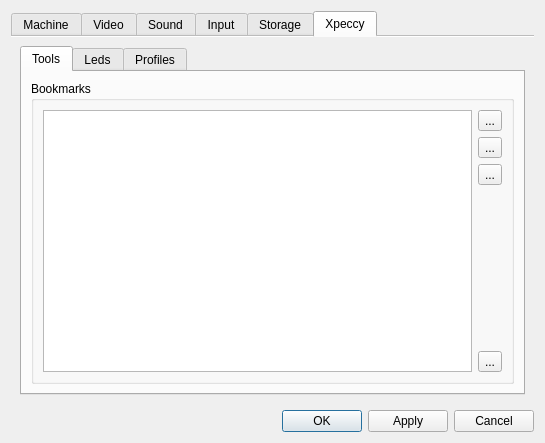
Old version of the form ui/setupwin.ui in the repository samstyle/Xpeccy.
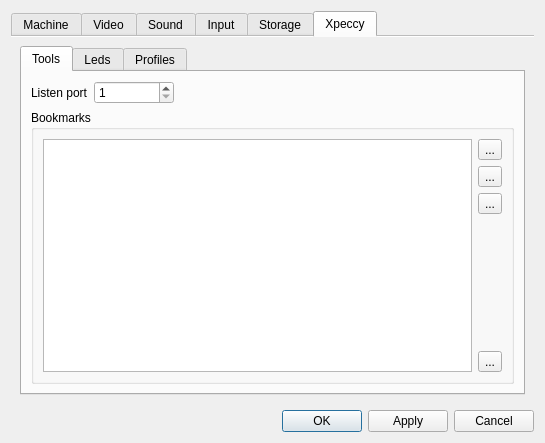
New version of the form. The open tabs and pages were chosen to show the change. Icons and pictures are not drawn. Custom widgets are drawn as their Qt base class.

The edit to the form file:
```diff
--- a/ui/setupwin.ui
+++ b/ui/setupwin.ui
@@ -2749,6 +2749,46 @@
              <string>Tools</string>
             </attribute>
             <layout class="QVBoxLayout" name="verticalLayout_32">
+             <item>
+              <layout class="QGridLayout" name="gridLayout_6">
+               <item row="0" column="0">
+                <widget class="QLabel" name="label_24">
+                 <property name="text">
+                  <string>Listen port</string>
+                 </property>
+                </widget>
+               </item>
+               <item row="0" column="1">
+                <widget class="QSpinBox" name="sbPort">
+                 <property name="minimumSize">
+                  <size>
+                   <width>80</width>
+                   <height>0</height>
+                  </size>
+                 </property>
+                 <property name="minimum">
+                  <number>1</number>
+                 </property>
+                 <property name="maximum">
+                  <number>65535</number>
+                 </property>
+                </widget>
+               </item>
+               <item row="0" column="2">
+                <spacer name="horizontalSpacer_6">
+                 <property name="orientation">
+                  <enum>Qt::Horizontal</enum>
+                 </property>
+                 <property name="sizeHint" stdset="0">
+                  <size>
+                   <width>40</width>
+                   <height>20</height>
+                  </size>
+                 </property>
+                </spacer>
+               </item>
+              </layout>
+             </item>
              <item>
               <widget class="QGroupBox" name="groupBox_2">
                <property name="title">
```
Left out of the diff: 27 changed lines with no effect on the pictures.
